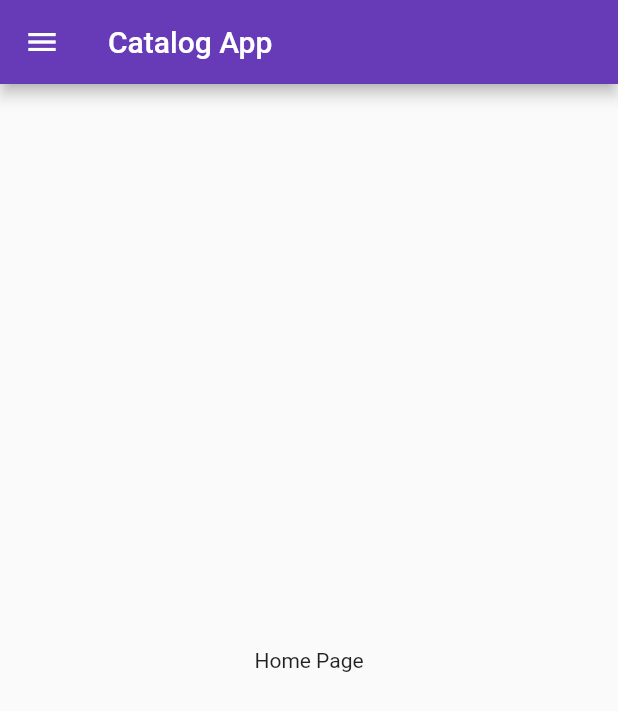
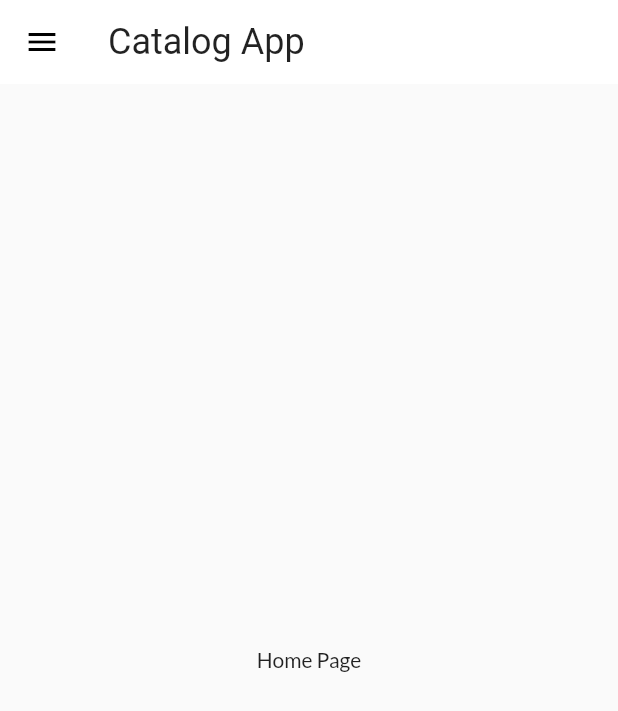
Before and after one commit to cmanish049/30-days-of-flutter, a Flutter app: the screen it shows after launch, on a phone screen of 412 x 824 dp. Shown: the top 711 px of the screen. Run offline on Flutter 3.47's test engine with Material 2 defaults, Android fonts, the phone set to English and light mode, and no system bars; our stand-ins replace google_fonts.

Commit message:
theme extracted

```diff
--- a/lib/main.dart
+++ b/lib/main.dart
@@ -1,6 +1,7 @@
 import 'package:flutter/material.dart';
 import 'package:three/pages/login_page.dart';
 import 'package:three/utils/routes.dart';
+import 'package:three/widgets/themes.dart';
 import 'pages/home_page.dart';
 import 'package:google_fonts/google_fonts.dart';
 
@@ -17,13 +18,8 @@ class MyApp extends StatelessWidget {
       debugShowCheckedModeBanner: false,
       // home: HomePage(),
       themeMode: ThemeMode.light,
-      theme: ThemeData(
-        primarySwatch: Colors.deepPurple,
-        primaryTextTheme: GoogleFonts.latoTextTheme(),
-      ),
-      darkTheme: ThemeData(
-        brightness: Brightness.dark,
-      ),
+      theme: MyTheme.lightTheme(context),
+      darkTheme: MyTheme.darkTheme(context),
       initialRoute: MyRoutes.homeRoute,
       routes: {
         "/": (context) => const LoginPage(),
--- /dev/null
+++ b/lib/widgets/themes.dart
@@ -0,0 +1,19 @@
+import 'package:flutter/material.dart';
+import 'package:google_fonts/google_fonts.dart';
+
+class MyTheme {
+  static ThemeData lightTheme(BuildContext context) => ThemeData(
+        primarySwatch: Colors.deepPurple,
+        fontFamily: GoogleFonts.lato().fontFamily,
+        appBarTheme: AppBarTheme(
+          color: Colors.white,
+          elevation: 0.0,
+          iconTheme: const IconThemeData(color: Colors.black),
+          titleTextStyle: Theme.of(context).textTheme.headlineSmall,
+        )
+      );
+
+      static ThemeData darkTheme(BuildContext context) => ThemeData(
+        brightness: Brightness.dark
+      );
+}
```
